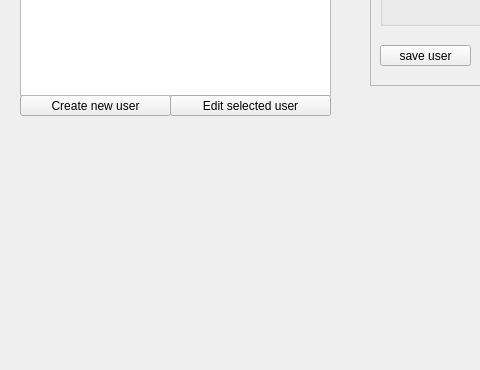
This is pages_ui/view_users.ui in IncandelaLab/SharedUI as Qt 5 draws it before an edit; both pictures show x 0 to 480 and y 335 to 705 of the 1097 by 705 pixel window. The edited form follows.
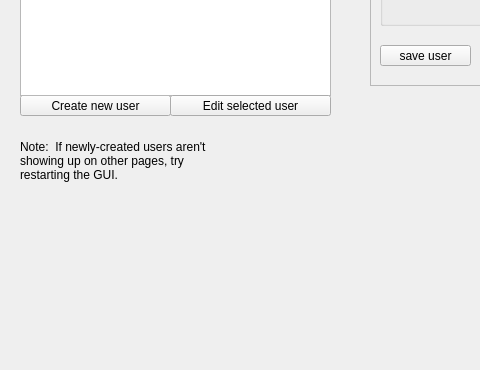
This is the edited form.

Diff of the .ui file:
```diff
--- a/pages_ui/view_users.ui
+++ b/pages_ui/view_users.ui
@@ -374,6 +374,22 @@
     <string>User creation</string>
    </property>
   </widget>
+  <widget class="QLabel" name="label_2">
+   <property name="geometry">
+    <rect>
+     <x>20</x>
+     <y>470</y>
+     <width>191</width>
+     <height>51</height>
+    </rect>
+   </property>
+   <property name="text">
+    <string>Note:  If newly-created users aren't showing up on other pages, try restarting the GUI.</string>
+   </property>
+   <property name="wordWrap">
+    <bool>true</bool>
+   </property>
+  </widget>
  </widget>
  <resources/>
  <connections/>
```
